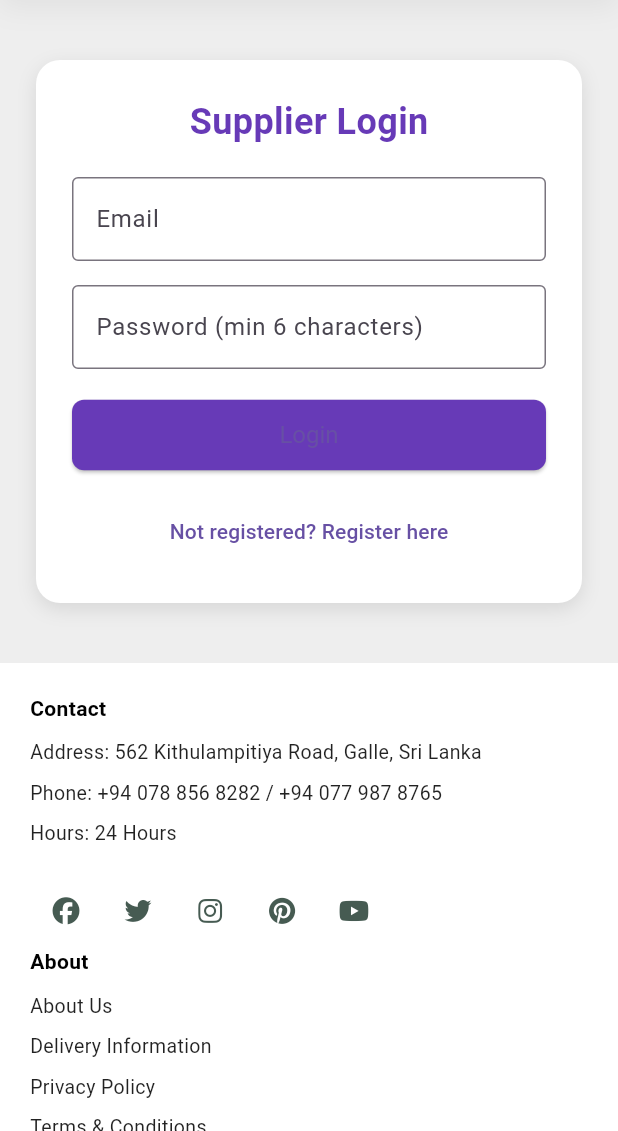
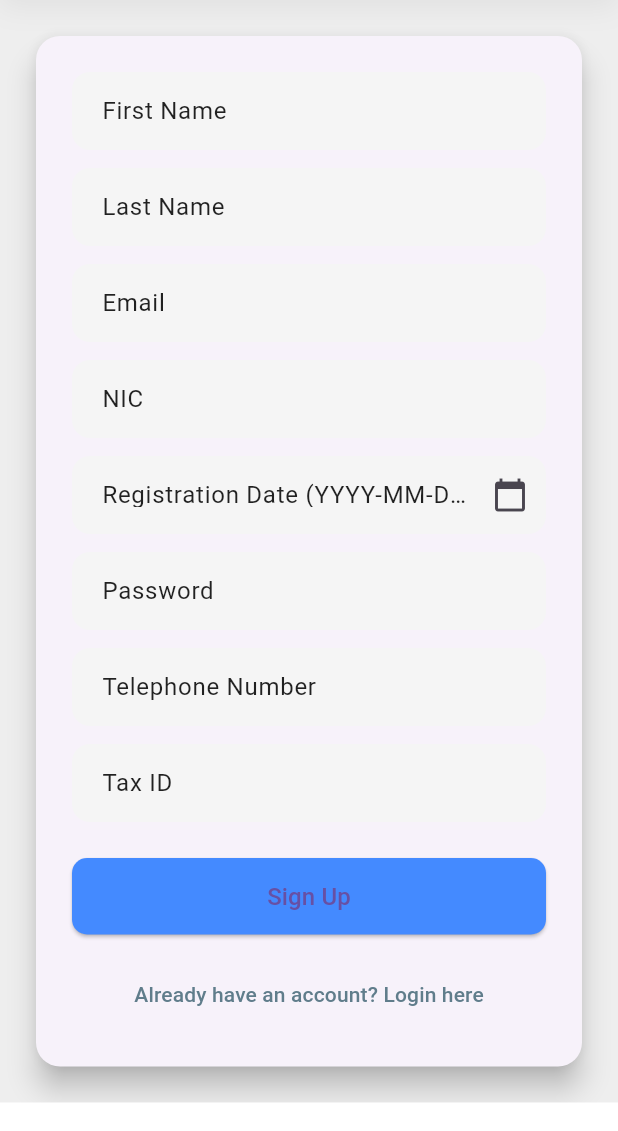
Before and after one commit to DulajAR/GAHDSE24.1F-sukkanama-vehicle-rental, a Flutter app: the SupplierLoginScreen screen opened directly, after a tap on "Not registered? Register here", on a phone screen of 412 x 824 dp, the part 105-1236 px from its top. Run offline on Flutter 3.47's test engine with Material 3 defaults, Android fonts, the light colour scheme and no system bars; our stand-ins replace cloud_firestore, firebase_auth, firebase_core, font_awesome_flutter, get; accounts and stored records are empty.

Commit message:
Add Supplier Signup Screen with Firebase Authentication and Firestore Integration
- Created a new `SupplierSignup` screen with a complete signup form.
- Integrated Firebase Authentication to register new supplier users.
- Stored supplier details in Firestore under the 'suppliers' collection.
- Implemented input validations and a loading indicator.
- Added user-friendly success dialog after successful registration.
- Included a calendar date picker for the registration date field.
- Navigates to login screen after signup

```diff
--- /dev/null
+++ b/mobile_app/lib/screens/supplier_signup_screen.dart
@@ -0,0 +1,24 @@
+// lib/screens/supplier_signup_screen.dart
+import 'package:flutter/material.dart';
+import 'package:mobile_app/widgets/header.dart';
+import 'package:mobile_app/widgets/footer.dart';
+import 'package:mobile_app/widgets/supplier_signup.dart'; // This is your signup form widget
+
+class SupplierSignupScreen extends StatelessWidget {
+  const SupplierSignupScreen({super.key});
+
+  @override
+  Widget build(BuildContext context) {
+    return Scaffold(
+      body: SingleChildScrollView(
+        child: Column(
+          children: [
+            const Header(),
+            const SupplierSignup(), // Your signup form widget
+            const Footer(),
+          ],
+        ),
+      ),
+    );
+  }
+}
--- a/mobile_app/lib/widgets/supplier_login.dart
+++ b/mobile_app/lib/widgets/supplier_login.dart
@@ -1,5 +1,6 @@
 import 'package:flutter/material.dart';
 import 'package:firebase_auth/firebase_auth.dart';
+import 'package:mobile_app/screens/supplier_signup_screen.dart'; // ✅ Don't forget this import
 
 class SupplierLogin extends StatefulWidget {
   const SupplierLogin({super.key});
@@ -115,7 +116,12 @@ class _SupplierLoginState extends State<SupplierLogin> {
               const SizedBox(height: 16),
               TextButton(
                 onPressed: () {
-                  Navigator.pushNamed(context, '/supplierRegister');
+                  Navigator.push(
+                    context,
+                    MaterialPageRoute(
+                      builder: (context) => const SupplierSignupScreen(),
+                    ),
+                  );
                 },
                 child: const Text("Not registered? Register here"),
               ),
--- /dev/null
+++ b/mobile_app/lib/widgets/supplier_signup.dart
@@ -0,0 +1,245 @@
+import 'package:flutter/material.dart';
+import 'package:cloud_firestore/cloud_firestore.dart';
+import 'package:firebase_auth/firebase_auth.dart';
+import 'package:mobile_app/screens/supplier_login_screen.dart';
+
+class SupplierSignup extends StatefulWidget {
+  const SupplierSignup({super.key});
+
+  @override
+  State<SupplierSignup> createState() => _SupplierSignupState();
+}
+
+class _SupplierSignupState extends State<SupplierSignup> {
+  final _formKey = GlobalKey<FormState>();
+
+  final _fNameController = TextEditingController();
+  final _lNameController = TextEditingController();
+  final _emailController = TextEditingController();
+  final _nicController = TextEditingController();
+  final _regDateController = TextEditingController();
+  final _passwordController = TextEditingController();
+  final _telController = TextEditingController();
+  final _taxIdController = TextEditingController();
+
+  String _message = '';
+  bool _isLoading = false;
+
+  Future<void> _selectDate(BuildContext context) async {
+    final DateTime? picked = await showDatePicker(
+      context: context,
+      initialDate: DateTime.now(),
+      firstDate: DateTime(1950),
+      lastDate: DateTime(2101),
+    );
+    if (picked != null) {
+      setState(() {
+        _regDateController.text = "${picked.year}-${picked.month.toString().padLeft(2, '0')}-${picked.day.toString().padLeft(2, '0')}";
+      });
+    }
+  }
+
+  Future<void> _handleSignup() async {
+    if (!_formKey.currentState!.validate()) return;
+
+    setState(() {
+      _isLoading = true;
+      _message = '';
+    });
+
+    try {
+      await FirebaseAuth.instance.createUserWithEmailAndPassword(
+        email: _emailController.text.trim(),
+        password: _passwordController.text.trim(),
+      );
+
+      await FirebaseFirestore.instance.collection('suppliers').add({
+        'f_name': _fNameController.text.trim(),
+        'l_name': _lNameController.text.trim(),
+        'email': _emailController.text.trim(),
+        'nic': _nicController.text.trim(),
+        'reg_date': _regDateController.text.trim(),
+        'tel_no': _telController.text.trim(),
+        'tax_id': _taxIdController.text.trim(),
+        'user_type': 'supplier',
+      });
+
+      setState(() => _message = "✅ Sign up successful!");
+
+      showDialog(
+        context: context,
+        builder: (BuildContext context) {
+          return AlertDialog(
+            title: const Text('Signup Successful'),
+            content: const Text('You have successfully signed up as a supplier.'),
+            actions: [
+              TextButton(
+                onPressed: () {
+                  Navigator.push(
+                    context,
+                    MaterialPageRoute(builder: (context) => const SupplierLoginScreen()),
+                  );
+                },
+                child: const Text('Go to Login'),
+              ),
+            ],
+          );
+        },
+      );
+    } catch (e) {
+      setState(() => _message = "❌ Error! ${e.toString()}");
+    } finally {
+      setState(() => _isLoading = false);
+    }
+  }
+
+  InputDecoration _inputDecoration(String label) {
+    return InputDecoration(
+      labelText: label,
+      labelStyle: const TextStyle(color: Colors.black87),
+      filled: true,
+      fillColor: Colors.grey[100],
+      contentPadding: const EdgeInsets.symmetric(horizontal: 16, vertical: 14),
+      border: OutlineInputBorder(
+        borderRadius: BorderRadius.circular(12),
+        borderSide: BorderSide.none,
+      ),
+    );
+  }
+
+  @override
+  void dispose() {
+    _fNameController.dispose();
+    _lNameController.dispose();
+    _emailController.dispose();
+    _nicController.dispose();
+    _regDateController.dispose();
+    _passwordController.dispose();
+    _telController.dispose();
+    _taxIdController.dispose();
+    super.dispose();
+  }
+
+  @override
+  Widget build(BuildContext context) {
+    return SingleChildScrollView(
+      padding: const EdgeInsets.all(20),
+      child: Center(
+        child: Card(
+          elevation: 8,
+          shape: RoundedRectangleBorder(borderRadius: BorderRadius.circular(16)),
+          child: Padding(
+            padding: const EdgeInsets.all(24),
+            child: Form(
+              key: _formKey,
+              child: Column(
+                children: [
+                  if (_message.isNotEmpty)
+                    Padding(
+                      padding: const EdgeInsets.only(bottom: 10),
+                      child: Text(
+                        _message,
+                        style: TextStyle(
+                          fontSize: 16,
+                          color: _message.contains("Error") ? Colors.red : Colors.green,
+                        ),
+                      ),
+                    ),
+                  TextFormField(
+                    controller: _fNameController,
+                    decoration: _inputDecoration("First Name"),
+                    validator: (value) => value!.isEmpty ? 'Please enter first name' : null,
+                  ),
+                  const SizedBox(height: 12),
+                  TextFormField(
+                    controller: _lNameController,
+                    decoration: _inputDecoration("Last Name"),
+                    validator: (value) => value!.isEmpty ? 'Please enter last name' : null,
+                  ),
+                  const SizedBox(height: 12),
+                  TextFormField(
+                    controller: _emailController,
+                    decoration: _inputDecoration("Email"),
+                    keyboardType: TextInputType.emailAddress,
+                    validator: (value) => value!.isEmpty ? 'Please enter email' : null,
+                  ),
+                  const SizedBox(height: 12),
+                  TextFormField(
+                    controller: _nicController,
+                    decoration: _inputDecoration("NIC"),
+                    validator: (value) => value!.isEmpty ? 'Please enter NIC' : null,
+                  ),
+                  const SizedBox(height: 12),
+
+                  // 📅 Date Picker Field
+                  TextFormField(
+                    controller: _regDateController,
+                    readOnly: true,
+                    onTap: () => _selectDate(context),
+                    decoration: _inputDecoration("Registration Date (YYYY-MM-DD)").copyWith(
+                      suffixIcon: const Icon(Icons.calendar_today),
+                    ),
+                    validator: (value) => value!.isEmpty ? 'Please select a date' : null,
+                  ),
+
+                  const SizedBox(height: 12),
+                  TextFormField(
+                    controller: _passwordController,
+                    decoration: _inputDecoration("Password"),
+                    obscureText: true,
+                    validator: (value) => value!.length < 6
+                        ? 'Password must be at least 6 characters'
+                        : null,
+                  ),
+                  const SizedBox(height: 12),
+                  TextFormField(
+                    controller: _telController,
+                    decoration: _inputDecoration("Telephone Number"),
+                    keyboardType: TextInputType.phone,
+                    validator: (value) => value!.isEmpty ? 'Please enter telephone number' : null,
+                  ),
+                  const SizedBox(height: 12),
+                  TextFormField(
+                    controller: _taxIdController,
+                    decoration: _inputDecoration("Tax ID"),
+                    validator: (value) => value!.isEmpty ? 'Please enter Tax ID' : null,
+                  ),
+                  const SizedBox(height: 24),
+                  SizedBox(
+                    width: double.infinity,
+                    child: ElevatedButton(
+                      onPressed: _isLoading ? null : _handleSignup,
+                      style: ElevatedButton.styleFrom(
+                        padding: const EdgeInsets.symmetric(vertical: 14),
+                        shape: RoundedRectangleBorder(
+                          borderRadius: BorderRadius.circular(10),
+                        ),
+                        backgroundColor: Colors.blueAccent,
+                      ),
+                      child: _isLoading
+                          ? const CircularProgressIndicator(color: Colors.white)
+                          : const Text("Sign Up", style: TextStyle(fontSize: 16)),
+                    ),
+                  ),
+                  const SizedBox(height: 16),
+                  TextButton(
+                    onPressed: () {
+                      Navigator.push(
+                        context,
+                        MaterialPageRoute(builder: (context) => const SupplierLoginScreen()),
+                      );
+                    },
+                    child: const Text(
+                      "Already have an account? Login here",
+                      style: TextStyle(color: Colors.blueGrey),
+                    ),
+                  ),
+                ],
+              ),
+            ),
+          ),
+        ),
+      ),
+    );
+  }
+}
--- a/mobile_app/pubspec.yaml
+++ b/mobile_app/pubspec.yaml
@@ -41,8 +41,10 @@ dependencies:
   firebase_database: ^11.3.4
   firebase_core: ^3.12.1
   firebase_auth: ^5.5.1
+  cloud_firestore: ^5.6.5
   get: ^4.7.2
   font_awesome_flutter: ^10.8.0
+
 
 dev_dependencies:
   flutter_test:
```
Also changed, not shown: mobile_app/pubspec.lock, 3 other files.
